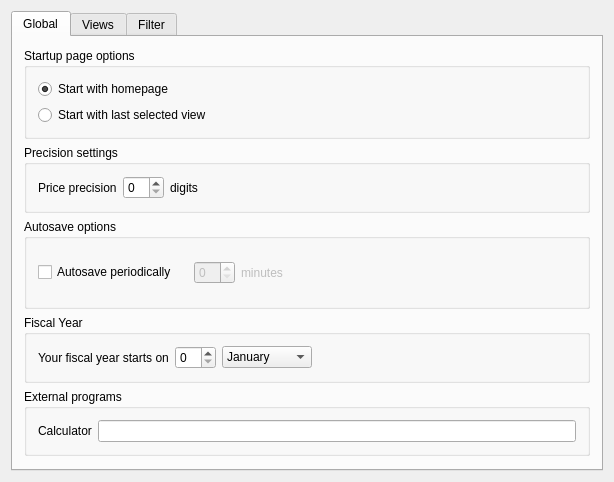
KDE/kmymoney, file kmymoney/dialogs/settings/ksettingsgeneraldecl.ui: the form before one commit.
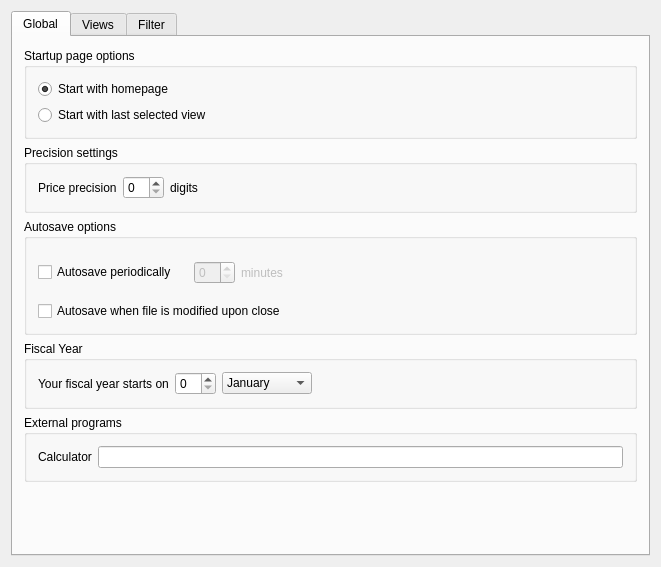
The form after the commit. Custom widgets are drawn as their Qt base class.

Commit message: Added 'AutoSaveOnClose' feature

The edit to the form file:
```diff
--- a/kmymoney/dialogs/settings/ksettingsgeneraldecl.ui
+++ b/kmymoney/dialogs/settings/ksettingsgeneraldecl.ui
@@ -6,8 +6,8 @@
    <rect>
     <x>0</x>
     <y>0</y>
-    <width>614</width>
-    <height>438</height>
+    <width>661</width>
+    <height>567</height>
    </rect>
   </property>
   <property name="windowTitle">
@@ -23,7 +23,7 @@
       <attribute name="title">
        <string comment="@title global settings">Global</string>
       </attribute>
-      <layout class="QVBoxLayout" name="verticalLayout">
+      <layout class="QVBoxLayout" name="verticalLayout_6">
        <item>
         <widget class="KButtonGroup" name="kcfg_StartLastViewSelected">
          <property name="title">
@@ -107,6 +107,8 @@
          <property name="title">
           <string>Autosave options</string>
          </property>
+         <layout class="QVBoxLayout" name="verticalLayout">
+          <item>
          <layout class="QHBoxLayout" name="horizontalLayout_3">
           <item>
            <widget class="QCheckBox" name="kcfg_AutoSaveFile">
@@ -158,8 +160,15 @@
            </spacer>
           </item>
          </layout>
-         <zorder>kcfg_AutoSaveFile</zorder>
-         <zorder>m_periodFrame</zorder>
+          </item>
+          <item>
+           <widget class="QCheckBox" name="kcfg_AutoSaveOnClose">
+            <property name="text">
+             <string>Autosave when file is modified upon close</string>
+            </property>
+           </widget>
+          </item>
+         </layout>
         </widget>
        </item>
        <item>
```
Lines whose indentation alone changed are shown as unchanged. The commit also changes 3 other files.
